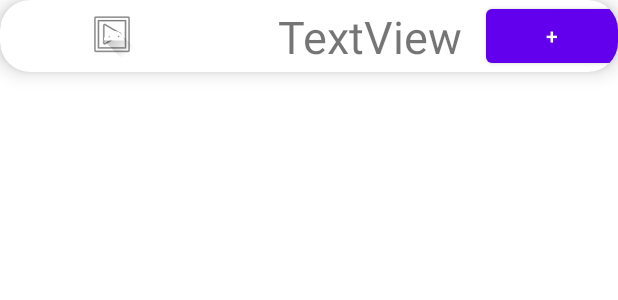
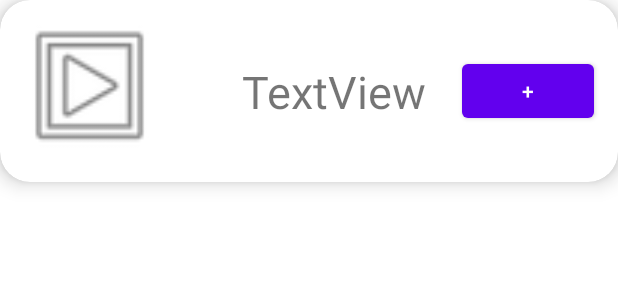
Before and after one commit to Eze-88/Desarrollo_Apps_Android, an Android app: the layout item_discos.xml on its own in the app's theme, with its tools: preview values and no code run, on a phone screen of 412 x 824 dp. Shown: the top 300 px of the screen. Run offline under Robolectric (Android 15) with nearby library versions, the phone set to English and light mode, and no system bars.

Commit message:
04 con imagen de prueba!

```diff
--- a/04_Lista_vista/app/src/main/AndroidManifest.xml
+++ b/04_Lista_vista/app/src/main/AndroidManifest.xml
@@ -1,6 +1,8 @@
 <?xml version="1.0" encoding="utf-8"?>
 <manifest xmlns:android="http://schemas.android.com/apk/res/android"
     package="com.framus.a04_lista_vista">
+
+    <uses-permission android:name="android.permission.INTERNET"/>
 
     <application
         android:allowBackup="true"
--- a/04_Lista_vista/app/src/main/res/layout/item_discos.xml
+++ b/04_Lista_vista/app/src/main/res/layout/item_discos.xml
@@ -16,7 +16,7 @@
             android:id="@+id/titulo"
             android:layout_width="wrap_content"
             android:layout_height="wrap_content"
-            android:layout_marginEnd="16dp"
+            android:layout_marginEnd="24dp"
             android:text="TextView"
             android:textSize="30sp"
             app:layout_constraintBottom_toBottomOf="parent"
@@ -27,6 +27,7 @@
             android:id="@+id/btn_disco"
             android:layout_width="wrap_content"
             android:layout_height="wrap_content"
+            android:layout_marginEnd="16dp"
             android:shadowColor="#FFFFFF"
             android:text="+"
             app:layout_constraintBottom_toBottomOf="parent"
@@ -37,12 +38,11 @@
 
         <ImageView
             android:id="@+id/img_disco"
-            android:layout_width="wrap_content"
-            android:layout_height="wrap_content"
-            android:layout_marginStart="60dp"
+            android:layout_width="95dp"
+            android:layout_height="105dp"
+            android:layout_marginStart="16dp"
             android:layout_marginTop="8dp"
             android:layout_marginBottom="8dp"
-            android:foreground="@drawable/ic_launcher_foreground"
             app:layout_constraintBottom_toBottomOf="parent"
             app:layout_constraintStart_toStartOf="parent"
             app:layout_constraintTop_toTopOf="parent"
```
